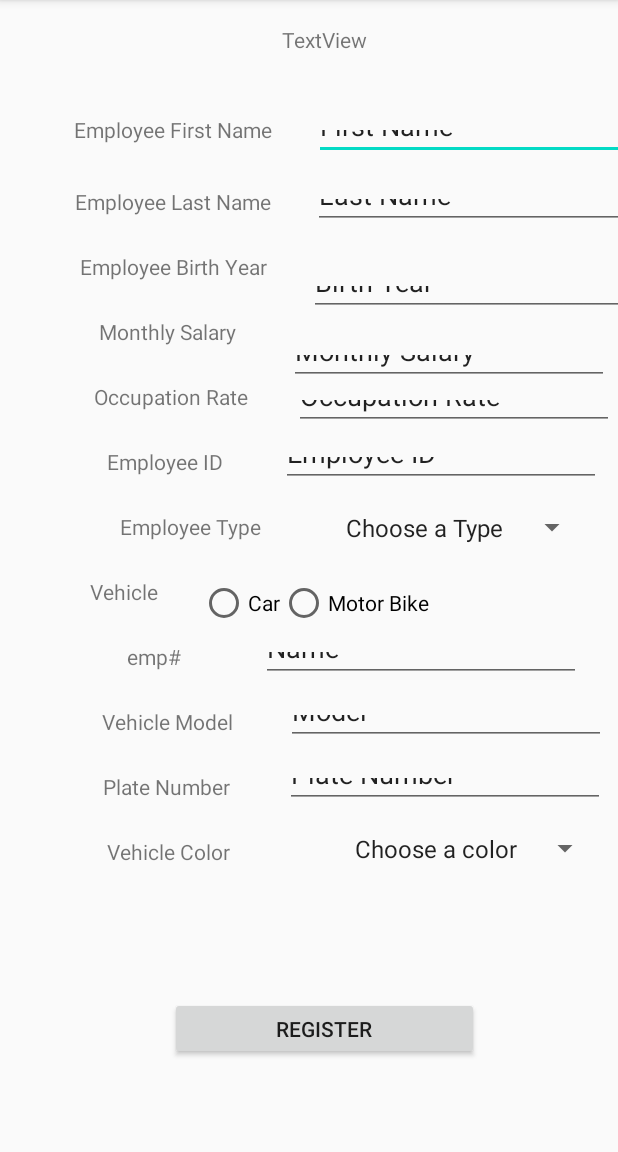
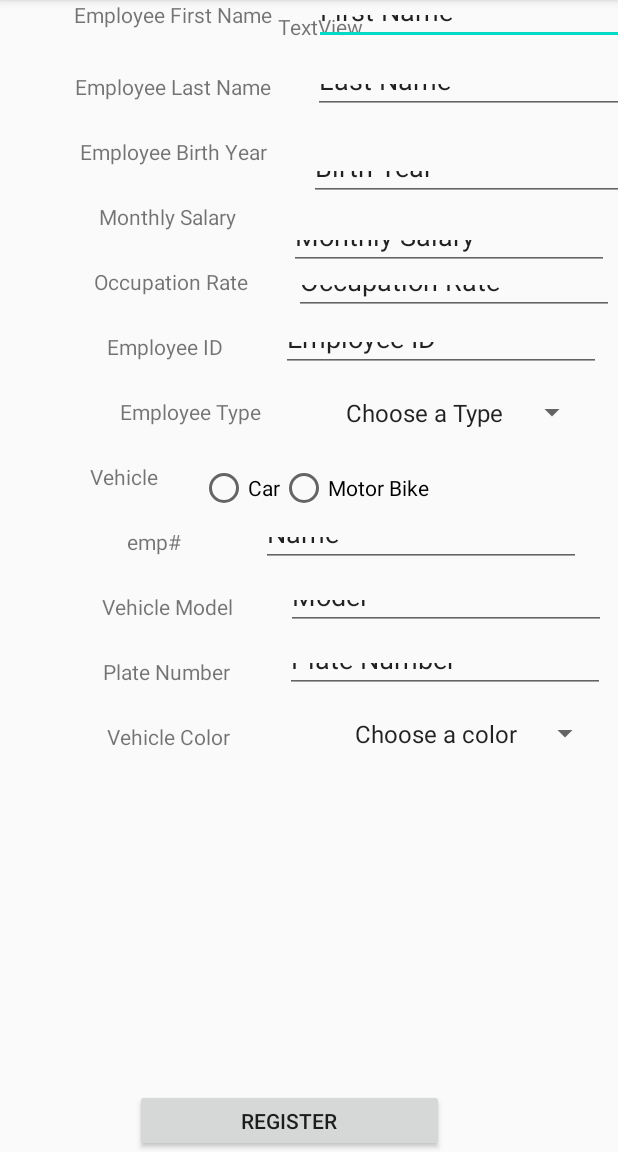
Before and after one commit to codey-singh/androidTermProject, an Android app: the EmpRegistrationActivity screen opened directly, with no data from a screen before it, on a phone screen of 412 x 824 dp, the part 84-1236 px from its top. Run offline under Robolectric (Android 15) with nearby library versions, the phone set to English and light mode, and no system bars.

Commit message:
New commit after checking the fields

```diff
--- a/app/src/main/res/layout/activity_emp_registration.xml
+++ b/app/src/main/res/layout/activity_emp_registration.xml
@@ -6,59 +6,25 @@
     android:layout_height="match_parent"
     tools:context=".EmpRegistrationActivity">
 
-    <androidx.constraintlayout.widget.Guideline
-        android:id="@+id/guideline"
-        android:layout_width="wrap_content"
-        android:layout_height="wrap_content"
-        android:orientation="vertical"
-        app:layout_constraintGuide_begin="395dp" />
-
-    <androidx.constraintlayout.widget.Guideline
-        android:id="@+id/guideline2"
-        android:layout_width="wrap_content"
-        android:layout_height="wrap_content"
-        android:orientation="vertical"
-        app:layout_constraintGuide_begin="20dp" />
-
-    <androidx.constraintlayout.widget.Guideline
-        android:id="@+id/guideline3"
-        android:layout_width="wrap_content"
-        android:layout_height="wrap_content"
-        android:orientation="horizontal"
-        app:layout_constraintGuide_begin="53dp" />
-
-    <androidx.constraintlayout.widget.Guideline
-        android:id="@+id/guideline4"
-        android:layout_width="wrap_content"
-        android:layout_height="wrap_content"
-        android:orientation="horizontal"
-        app:layout_constraintGuide_begin="657dp" />
-
     <Button
         android:id="@+id/REGISTER"
         android:layout_width="206dp"
         android:layout_height="42dp"
-        android:layout_marginStart="116dp"
-        android:layout_marginTop="8dp"
         android:layout_marginEnd="116dp"
         android:text="REGISTER"
         app:layout_constraintBottom_toBottomOf="parent"
-        app:layout_constraintEnd_toEndOf="parent"
-        app:layout_constraintStart_toStartOf="@+id/guideline2"
-        app:layout_constraintTop_toTopOf="@+id/guideline4"
-        app:layout_constraintVertical_bias="0.0" />
+        app:layout_constraintEnd_toEndOf="parent" />
 
     <TextView
         android:id="@+id/EmpFirstName"
         android:layout_width="wrap_content"
         android:layout_height="24dp"
         android:layout_marginStart="60dp"
-        android:layout_marginTop="24dp"
         android:text="Employee First Name"
         app:layout_constraintEnd_toStartOf="@+id/editText"
         app:layout_constraintHorizontal_bias="0.5"
         app:layout_constraintStart_toStartOf="parent"
-        app:layout_constraintTop_toTopOf="@+id/guideline3" />
+        tools:layout_editor_absoluteY="77dp" />
 
     <TextView
         android:id="@+id/lastName"
@@ -196,14 +162,10 @@
         android:id="@+id/textView13"
         android:layout_width="wrap_content"
         android:layout_height="wrap_content"
-        android:layout_marginStart="170dp"
         android:layout_marginTop="8dp"
         android:layout_marginEnd="170dp"
-        android:layout_marginBottom="8dp"
         android:text="TextView"
-        app:layout_constraintBottom_toTopOf="@+id/guideline3"
         app:layout_constraintEnd_toEndOf="parent"
-        app:layout_constraintStart_toStartOf="@+id/guideline2"
         app:layout_constraintTop_toTopOf="parent" />
 
     <EditText
@@ -211,14 +173,13 @@
         android:layout_width="wrap_content"
         android:layout_height="30dp"
         android:layout_marginStart="28dp"
-        android:layout_marginTop="24dp"
         android:ems="10"
         android:inputType="textPersonName"
         android:text="First Name"
         app:layout_constraintEnd_toEndOf="parent"
         app:layout_constraintHorizontal_bias="0.5"
         app:layout_constraintStart_toEndOf="@+id/EmpFirstName"
-        app:layout_constraintTop_toTopOf="@+id/guideline3" />
+        tools:layout_editor_absoluteY="77dp" />
 
     <EditText
         android:id="@+id/editText2"
```
